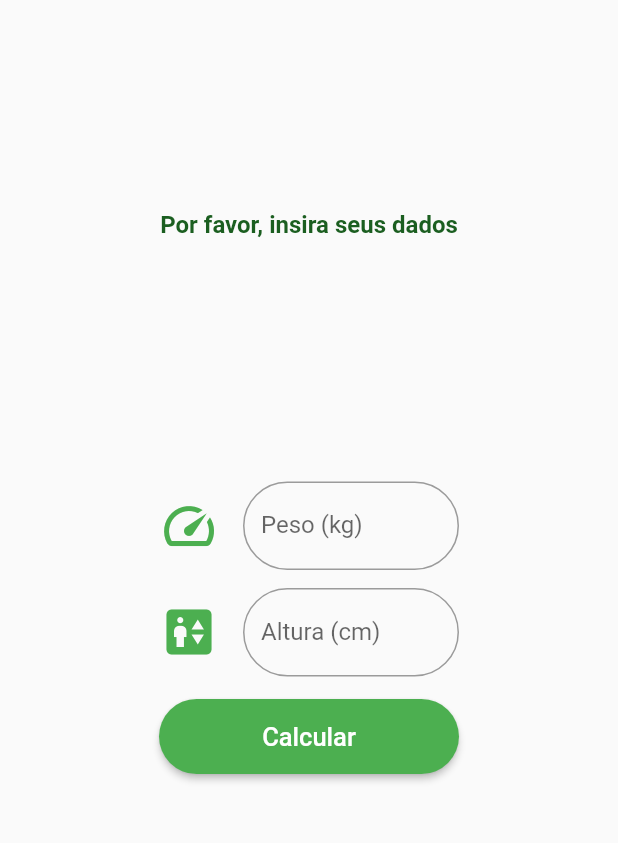
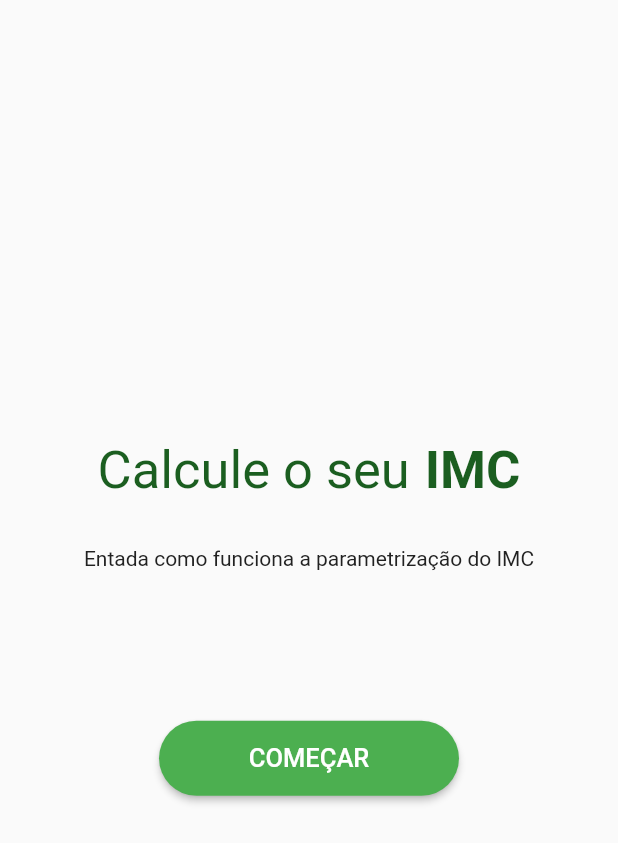
Before and after one commit to Vafernandes/IMC-Flutter, a Flutter app: the screen it shows after launch, on a phone screen of 412 x 824 dp. Shown: the top 843 px of the screen. Run offline on Flutter 3.47's test engine with Material 2 defaults, Android fonts, the phone set to English and light mode, and no system bars.

Commit message:
Inclusão de rotas e da HomePage

```diff
--- a/lib/main.dart
+++ b/lib/main.dart
@@ -1,5 +1,6 @@
 import 'package:flutter/material.dart';
 import 'package:imc/pages/calculo_page.dart';
+import 'package:imc/pages/home_page.dart';
 
 main() {
   runApp(Teste());
@@ -9,7 +10,11 @@ class Teste extends StatelessWidget {
   @override
   Widget build(BuildContext context) {
     return MaterialApp(
-      home: CalculoPage(),
+      initialRoute: '/',
+      routes: {
+        '/': (context) => HomePage(),
+        '/calculo': (context) => CalculoPage(),
+      },
       debugShowCheckedModeBanner: false,
     );
   }
--- /dev/null
+++ b/lib/pages/home_page.dart
@@ -0,0 +1,71 @@
+import 'package:flutter/material.dart';
+
+class HomePage extends StatelessWidget {
+  @override
+  Widget build(BuildContext context) {
+    return Scaffold(
+      body: Container(
+        height: MediaQuery.of(context).size.height,
+        width: MediaQuery.of(context).size.width,
+        child: Column(
+          mainAxisAlignment: MainAxisAlignment.center,
+          children: [
+            Container(
+              width: 350,
+              child: Column(
+                children: [
+                  Row(
+                    mainAxisAlignment: MainAxisAlignment.center,
+                    children: [
+                      Text(
+                        'Calcule o seu',
+                        style:
+                            TextStyle(color: Colors.green[900], fontSize: 35),
+                      ),
+                      Container(
+                        width: 10,
+                      ),
+                      Text(
+                        'IMC',
+                        style: TextStyle(
+                            color: Colors.green[900],
+                            fontWeight: FontWeight.bold,
+                            fontSize: 35),
+                      ),
+                    ],
+                  ),
+                  Container(height: 30),
+                  Container(
+                    child: Text(
+                      'Entada como funciona a parametrização do IMC',
+                      style: TextStyle(color: Colors.grey[900], fontSize: 14),
+                    ),
+                  ),
+                ],
+              ),
+            ),
+            Container(height: 100),
+            SizedBox(
+              width: 200,
+              height: 50,
+              child: RaisedButton(
+                textColor: Colors.white,
+                color: Colors.green,
+                child: Text(
+                  'COMEÇAR',
+                  style: TextStyle(fontSize: 17),
+                ),
+                onPressed: () {
+                  Navigator.of(context).pushReplacementNamed('/calculo');
+                },
+                shape: RoundedRectangleBorder(
+                  borderRadius: BorderRadius.circular(30),
+                ),
+              ),
+            ),
+          ],
+        ),
+      ),
+    );
+  }
+}
```
